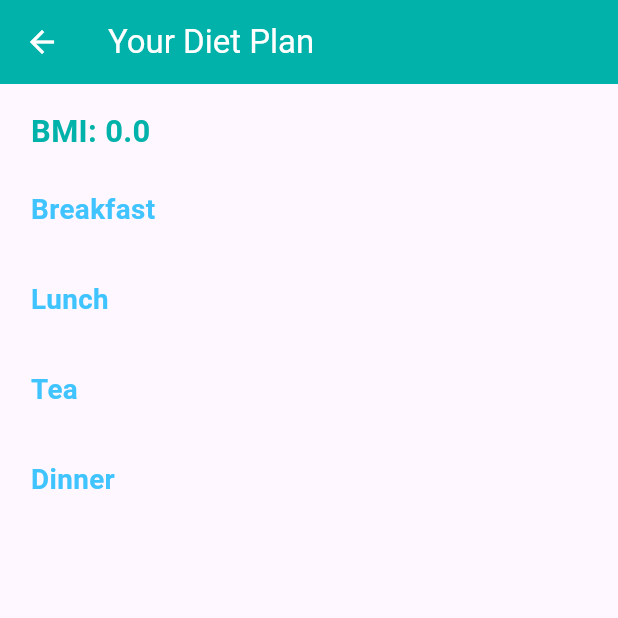
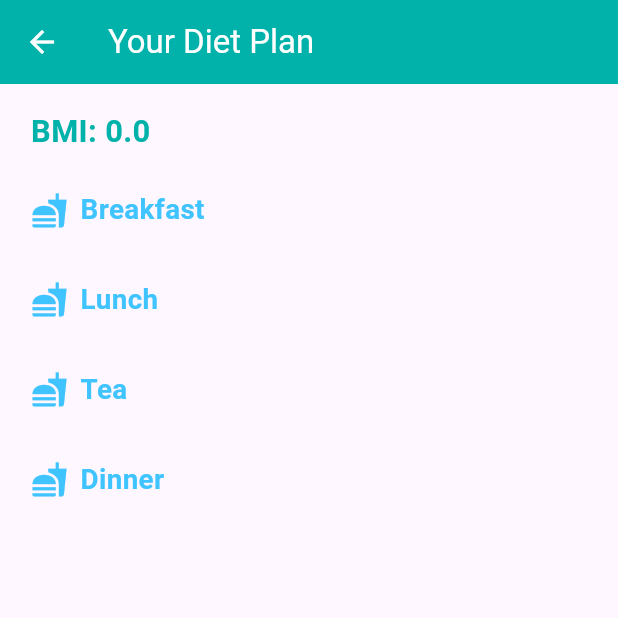
Before and after one commit to hashanwijemanna/NutriMob, a Flutter app: the DietPlanPage screen opened directly, on a phone screen of 412 x 824 dp, the top half of it. Run offline on Flutter 3.47's test engine with Material 3 defaults, Android fonts, the phone set to English and light mode, and no system bars; our stand-ins replace cloud_firestore, firebase_auth, firebase_core, firebase_database, fl_chart, google_fonts and 2 more; accounts and stored records are empty.

Commit message:
update
pull

```diff
--- a/nutri_mob/lib/DietPlan.dart
+++ b/nutri_mob/lib/DietPlan.dart
@@ -110,7 +110,6 @@ class _DietPlanPageState extends State<DietPlanPage> {
 
   @override
   Widget build(BuildContext context) {
-    // Use MediaQuery to get screen dimensions
     final screenWidth = MediaQuery.of(context).size.width;
     final screenHeight = MediaQuery.of(context).size.height;
 
@@ -123,8 +122,8 @@ class _DietPlanPageState extends State<DietPlanPage> {
       body: SingleChildScrollView(
         child: Padding(
           padding: EdgeInsets.symmetric(
-            horizontal: screenWidth * 0.05, // 5% of the screen width
-            vertical: screenHeight * 0.02, // 2% of the screen height
+            horizontal: screenWidth * 0.05,
+            vertical: screenHeight * 0.02,
           ),
           child: Column(
             crossAxisAlignment: CrossAxisAlignment.start,
@@ -132,12 +131,12 @@ class _DietPlanPageState extends State<DietPlanPage> {
               Text(
                 'BMI: $bmi',
                 style: TextStyle(
-                  fontSize: screenWidth * 0.05, // 5% of the screen width for font size
+                  fontSize: screenWidth * 0.05,
                   color: Color(0xFF00B2A9),
                   fontWeight: FontWeight.bold,
                 ),
               ),
-              SizedBox(height: screenHeight * 0.03), // 3% of screen height
+              SizedBox(height: screenHeight * 0.03),
               _buildMealSection('Breakfast', breakfastMeals, screenWidth),
               SizedBox(height: screenHeight * 0.03),
               _buildMealSection('Lunch', lunchMeals, screenWidth),
@@ -156,37 +155,50 @@ class _DietPlanPageState extends State<DietPlanPage> {
     return Column(
       crossAxisAlignment: CrossAxisAlignment.start,
       children: [
+        Row(
+          children: [
+            Icon(
+              Icons.fastfood,
+              color: Colors.lightBlueAccent,
+              size: screenWidth * 0.06,
+            ),
+            SizedBox(width: screenWidth * 0.02),
             Text(
               mealType,
               style: TextStyle(
-            fontSize: screenWidth * 0.045, // Slightly smaller than the BMI font
+                fontSize: screenWidth * 0.045,
                 fontWeight: FontWeight.bold,
                 color: Colors.lightBlueAccent,
               ),
             ),
-        SizedBox(height: screenWidth * 0.02), // Dynamic spacing based on width
-        ...meals.map((meal) => Container(
-          margin: EdgeInsets.only(bottom: screenWidth * 0.02), // Dynamic margin
-          padding: EdgeInsets.all(screenWidth * 0.03), // Dynamic padding
-          decoration: BoxDecoration(
-            color: Colors.white,
-            borderRadius: BorderRadius.circular(10),
-            boxShadow: [
-              BoxShadow(
-                color: Colors.black12,
-                blurRadius: 5,
-                spreadRadius: 2,
-              ),
           ],
         ),
-          child: Text(
-            meal,
-            style: TextStyle(
-              fontSize: screenWidth * 0.04, // Dynamic font size for meals
-            ),
-          ),
-        )),
+        SizedBox(height: screenWidth * 0.02),
+        ...meals.map((meal) => _buildMealCard(meal, screenWidth)).toList(),
       ],
     );
   }
+
+  Widget _buildMealCard(String meal, double screenWidth) {
+    return Card(
+      elevation: 4,
+      margin: EdgeInsets.only(bottom: screenWidth * 0.02),
+      shape: RoundedRectangleBorder(borderRadius: BorderRadius.circular(10)),
+      child: ListTile(
+        contentPadding: EdgeInsets.all(screenWidth * 0.03),
+        leading: Image.asset(
+          'assets/images/meal.png', // Placeholder for meal images
+          width: screenWidth * 0.15,
+          fit: BoxFit.cover,
+        ),
+        title: Text(
+          meal,
+          style: TextStyle(
+            fontSize: screenWidth * 0.04,
+          ),
+        ),
+        trailing: Icon(Icons.arrow_forward, color: Color(0xFF00B2A9)),
+      ),
+    );
   }
+}
```
Also changed, not shown: nutri_mob/lib/BMI CAL.dart (+148 -97 lines), nutri_mob/pubspec.lock. Lines whose indentation alone changed are shown as unchanged.
